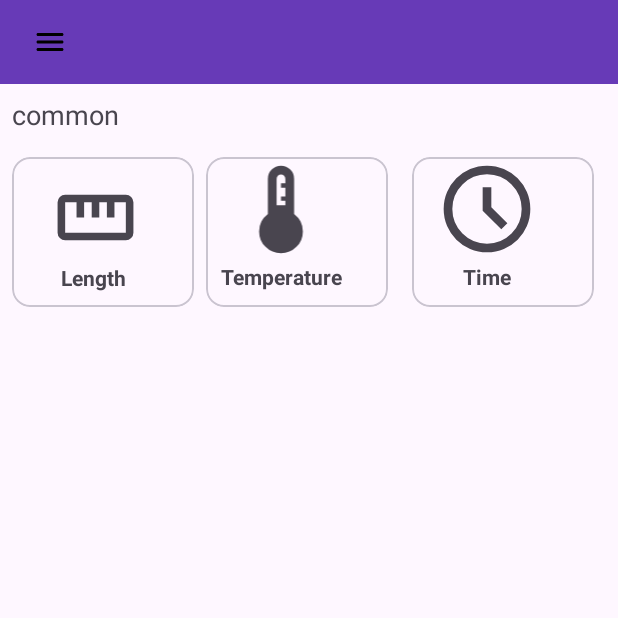
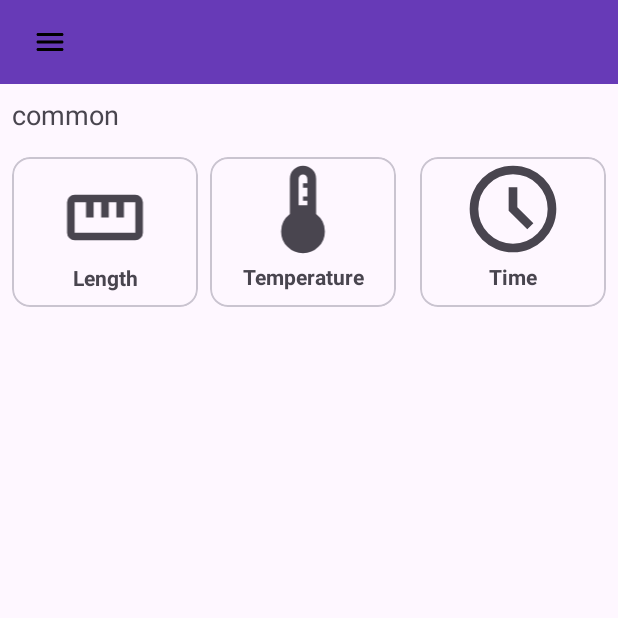
Before and after one commit to ArqamQazi/UnitConverter, an Android app: the screen it shows after launch (MainActivity), on a phone screen of 412 x 824 dp, the top half of it. Run offline under Robolectric (Android 15) with nearby library versions, the phone set to English and light mode, and no system bars.

Commit message:
Modified drawer menu

```diff
--- a/app/src/main/AndroidManifest.xml
+++ b/app/src/main/AndroidManifest.xml
@@ -15,6 +15,7 @@
         <activity
             android:name=".common.Temperature"
             android:exported="false"
+            android:theme="@style/AppTheme.WithActionBar"
             android:parentActivityName=".MainActivity"
             />
 <!--        <activity-->
@@ -24,11 +25,13 @@
         <activity
             android:name=".common.TimeConverterActivity"
             android:exported="false"
+            android:theme="@style/AppTheme.WithActionBar"
             android:parentActivityName=".MainActivity"
             />
         <activity
             android:name=".common.Length"
             android:exported="false"
+            android:theme="@style/AppTheme.WithActionBar"
             android:parentActivityName=".MainActivity"/>
         <activity
             android:name=".MainActivity"
--- a/app/src/main/res/layout/activity_main.xml
+++ b/app/src/main/res/layout/activity_main.xml
@@ -9,7 +9,6 @@
     android:fitsSystemWindows="true"
 
     tools:context=".MainActivity">
-
 
     <include
         layout="@layout/main_activity_content"/>
--- a/app/src/main/res/layout/activity_ui.xml
+++ b/app/src/main/res/layout/activity_ui.xml
@@ -35,7 +35,7 @@
                 android:padding="10dp">
 
                 <ImageView
-                    android:layout_width="91dp"
+                    android:layout_width="match_parent"
                     android:layout_height="69dp"
                     android:layout_weight="1"
                     android:adjustViewBounds="true"
@@ -44,7 +44,7 @@
                     android:src="@drawable/straighten_24px" />
 
                 <TextView
-                    android:layout_width="88dp"
+                    android:layout_width="match_parent"
                     android:layout_height="wrap_content"
                     android:text="Length"
                     android:gravity="center"
@@ -61,7 +61,7 @@
             android:layout_weight="1">
 
             <ImageView
-                android:layout_width="100dp"
+                android:layout_width="match_parent"
                 android:layout_height="70dp"
                 android:layout_weight="1"
                 android:adjustViewBounds="true"
@@ -69,7 +69,7 @@
                 android:src="@drawable/device_thermostat_24px" />
 
             <TextView
-                android:layout_width="100dp"
+                android:layout_width="match_parent"
                 android:layout_height="160dp"
                 android:gravity="center"
                 android:text="Temperature"
@@ -79,11 +79,10 @@
             android:id="@+id/Time"
             android:layout_width="0dp"
             android:layout_height="100dp"
-            android:layout_marginEnd="8dp"
             android:layout_weight="1">
 
             <ImageView
-                android:layout_width="100dp"
+                android:layout_width="match_parent"
                 android:layout_height="69dp"
                 android:layout_weight="1"
                 android:adjustViewBounds="true"
@@ -91,7 +90,7 @@
                 android:src="@drawable/schedule_24px" />
 
             <TextView
-                android:layout_width="100dp"
+                android:layout_width="match_parent"
                 android:layout_height="160dp"
                 android:gravity="center"
                 android:text="Time"
--- a/app/src/main/res/menu/drawer_items.xml
+++ b/app/src/main/res/menu/drawer_items.xml
@@ -1,26 +1,22 @@
 <?xml version="1.0" encoding="utf-8"?>
 <menu xmlns:android="http://schemas.android.com/apk/res/android">
-
-
-
+    <item
+        android:icon="@drawable/straighten_24px"
+        android:id="@+id/navLength"
+        android:background="@android:color/transparent"
+        android:title="Length" />
 
     <item
-        android:icon="@drawable/page"
-        android:id="@+id/navPage"
+        android:icon="@drawable/device_thermostat_24px"
+        android:id="@+id/navTemperature"
         android:background="@android:color/transparent"
-        android:title="Page" />
+        android:title="Temperature" />
 
     <item
-        android:icon="@drawable/about"
-        android:id="@+id/navAbout"
+        android:icon="@drawable/schedule_24px"
+        android:id="@+id/navTime"
         android:background="@android:color/transparent"
-        android:title="About" />
-
-    <item
-        android:icon="@drawable/settings"
-        android:id="@+id/navSetteings"
-        android:background="@android:color/transparent"
-        android:title="Settings" />
+        android:title="Time" />
 
 
 
--- a/app/src/main/res/values/themes.xml
+++ b/app/src/main/res/values/themes.xml
@@ -6,5 +6,10 @@
         <item name="android:statusBarColor"> @android:color/transparent</item>
     </style>
 
+    <style name="AppTheme.WithActionBar" parent="Theme.Material3.DayNight">
+        <!-- Customize your theme here -->
+    </style>
+
+
     <style name="Theme.UnitConverter2" parent="Base.Theme.UnitConverter2" />
 </resources>
```
Also changed, not shown: app/src/main/java/com/example/unitconverter2/MainActivity.java (+9 -6 lines).
